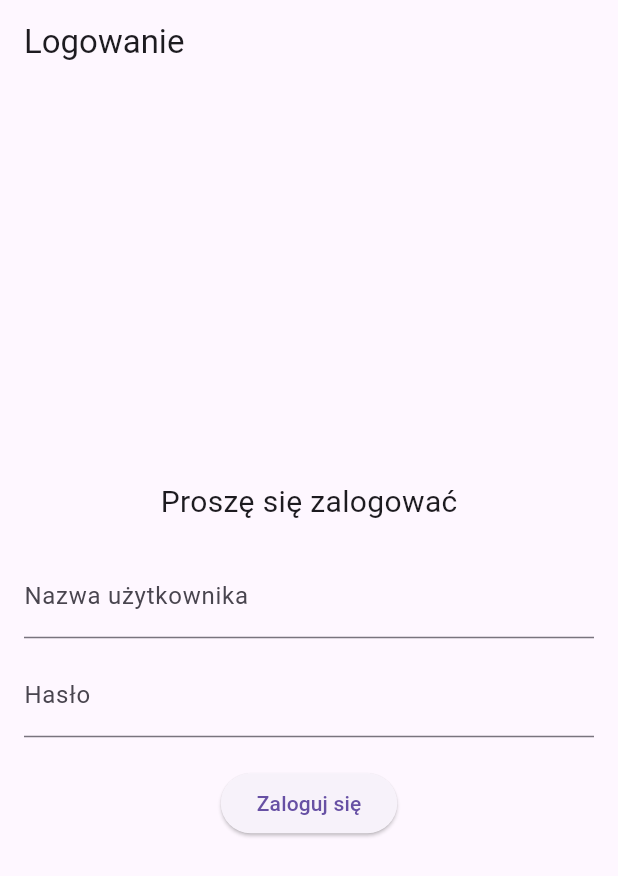
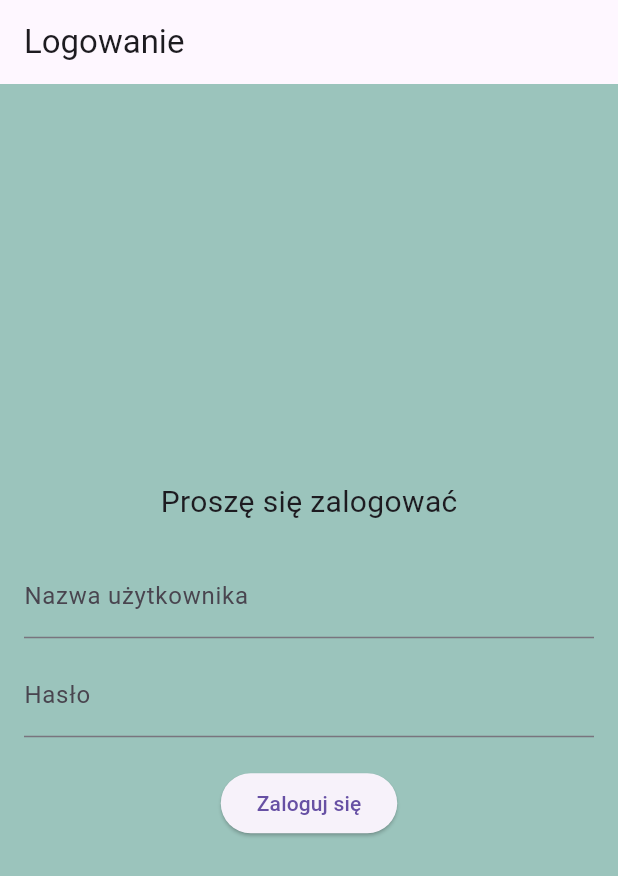
Before and after one commit to jkcoderdev/mariner-testing, a Flutter app: the screen it shows after launch, on a phone screen of 412 x 824 dp. Shown: the top 876 px of the screen. Run offline on Flutter 3.47's test engine with Material 3 defaults, Android fonts, the light colour scheme and no system bars; our stand-ins replace shared_preferences.

Commit message:
Made theme.dart where themes for the app will be hold aswell as implemented it into main.dart

```diff
--- a/lib/main.dart
+++ b/lib/main.dart
@@ -5,6 +5,7 @@ import 'pages/login_page.dart';
 import 'pages/administracja/administracja_page.dart';
 import 'pages/organizacja/organizacja_page.dart';
 import 'pages/kadry/kadry_page.dart';
+import 'theme/theme.dart';
 
 void main() {
   runApp(const MainApp());
@@ -36,6 +37,9 @@ class MainApp extends StatelessWidget {
         OrganizacjaPage.id: (context) => const OrganizacjaPage(),
         KadryPage.id: (context) => const KadryPage(),
       },
+
+      theme: lightTheme,
+      darkTheme: darkTheme,
     );
   }
 
--- /dev/null
+++ b/lib/theme/theme.dart
@@ -0,0 +1,16 @@
+import 'package:flutter/material.dart';
+import 'constants.dart';
+
+final ThemeData lightTheme = ThemeData(
+  brightness: Brightness.light,
+  primaryColor: kPrimaryLIGHT,
+  scaffoldBackgroundColor: kBackgroundLIGHT,
+
+);
+
+final ThemeData darkTheme = ThemeData(
+  brightness: Brightness.dark,
+  primaryColor: kPrimaryDARK,
+  scaffoldBackgroundColor: kBackgroundDARK
+
+);
```
